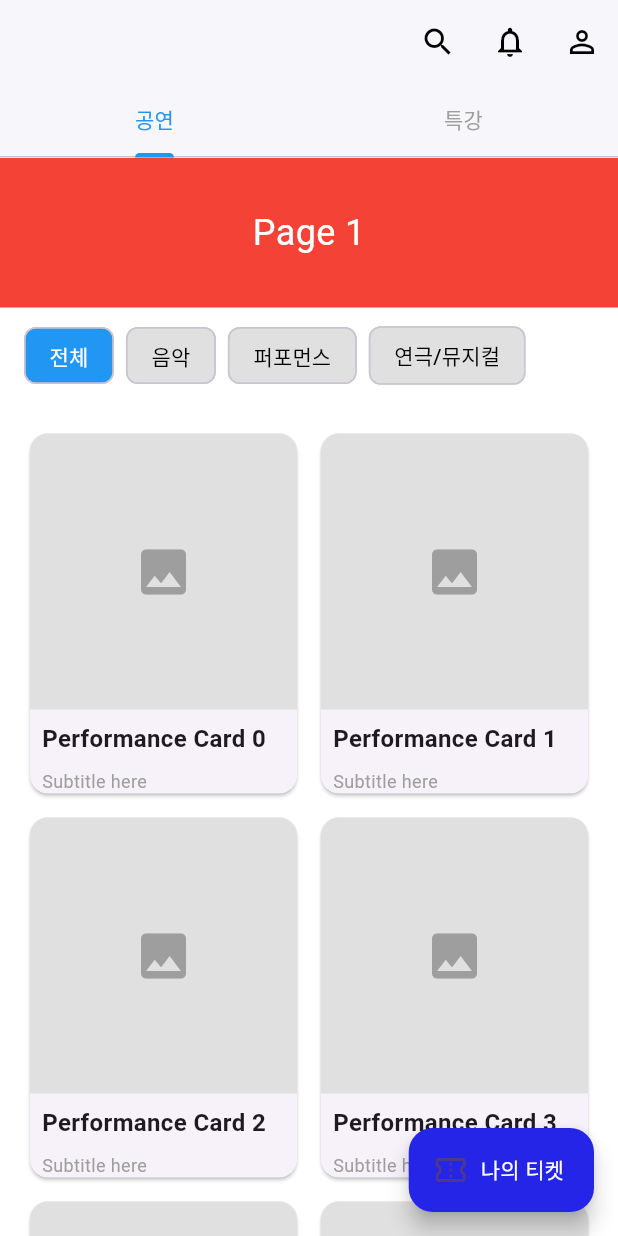
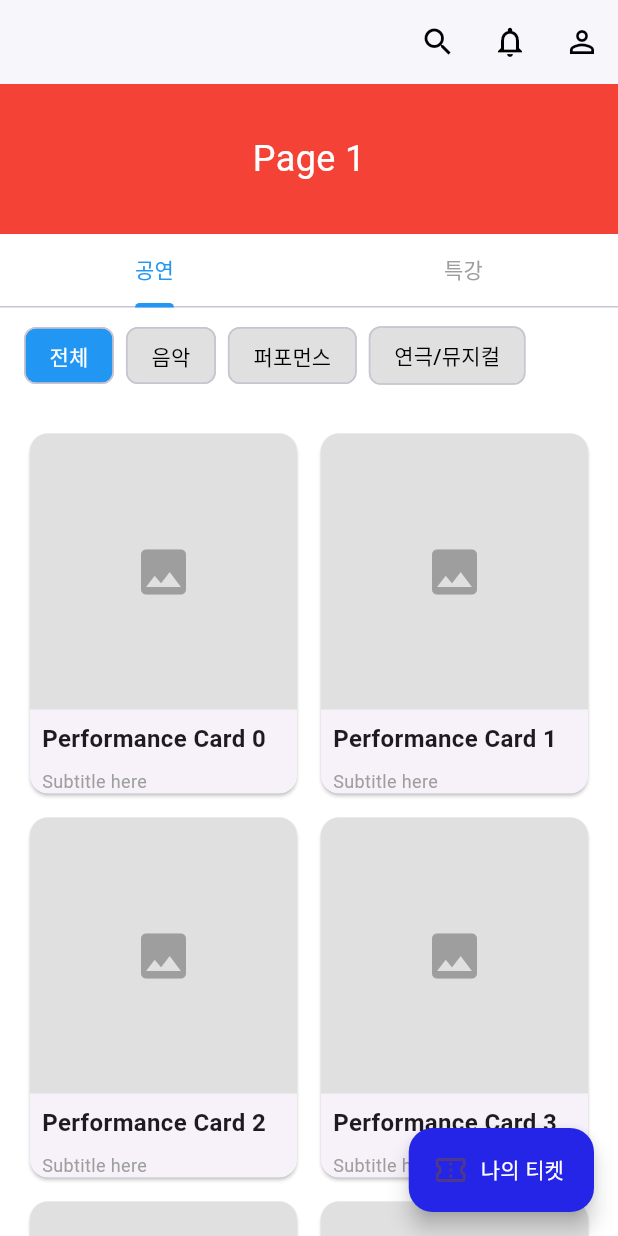
Before and after one commit to panbi7/Chill4, a Flutter app: the screen it shows after launch, on a phone screen of 412 x 824 dp. Run offline on Flutter 3.47's test engine with Material 3 defaults, Android fonts, the phone set to English and light mode, and no system bars.

Commit message:
Switch Tabbarand Carousel

```diff
--- a/lib/main.dart
+++ b/lib/main.dart
@@ -43,16 +43,6 @@ class HomeScreen extends StatelessWidget {
           backgroundColor: Colors.white,
           elevation: 1,
           centerTitle: true,
-          bottom: const TabBar(
-            labelColor: Colors.blue,
-            unselectedLabelColor: Colors.grey,
-            indicatorColor: Colors.blue,
-            indicatorWeight: 3,
-            tabs: [
-              Tab(text: '공연'),
-              Tab(text: '특강'),
-            ],
-          ),
           actions: [
             IconButton(
               icon: const Icon(Icons.search_outlined, color: Colors.black),
@@ -75,6 +65,16 @@ class HomeScreen extends StatelessWidget {
               height: 100,
               child: CarouselScreen(),
             ),
+            TabBar(
+            labelColor: Colors.blue,
+            unselectedLabelColor: Colors.grey,
+            indicatorColor: Colors.blue,
+            indicatorWeight: 3,
+            tabs: [
+              Tab(text: '공연'),
+              Tab(text: '특강'),
+            ],
+          ),
             Expanded(
               child: TabBarView(
                 children: [
```
